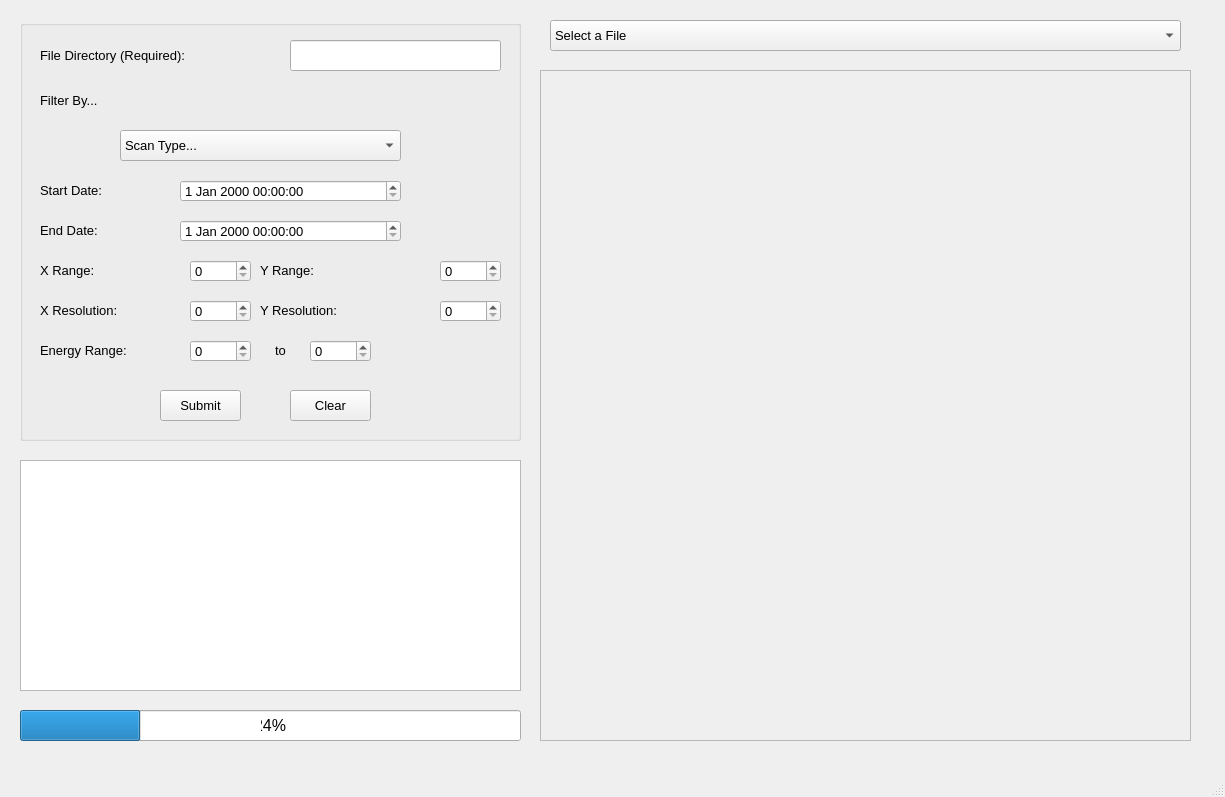
Old version of the form STXM_data_viewer.ui in the repository amy-remeshylo/STXM_data_viewer.
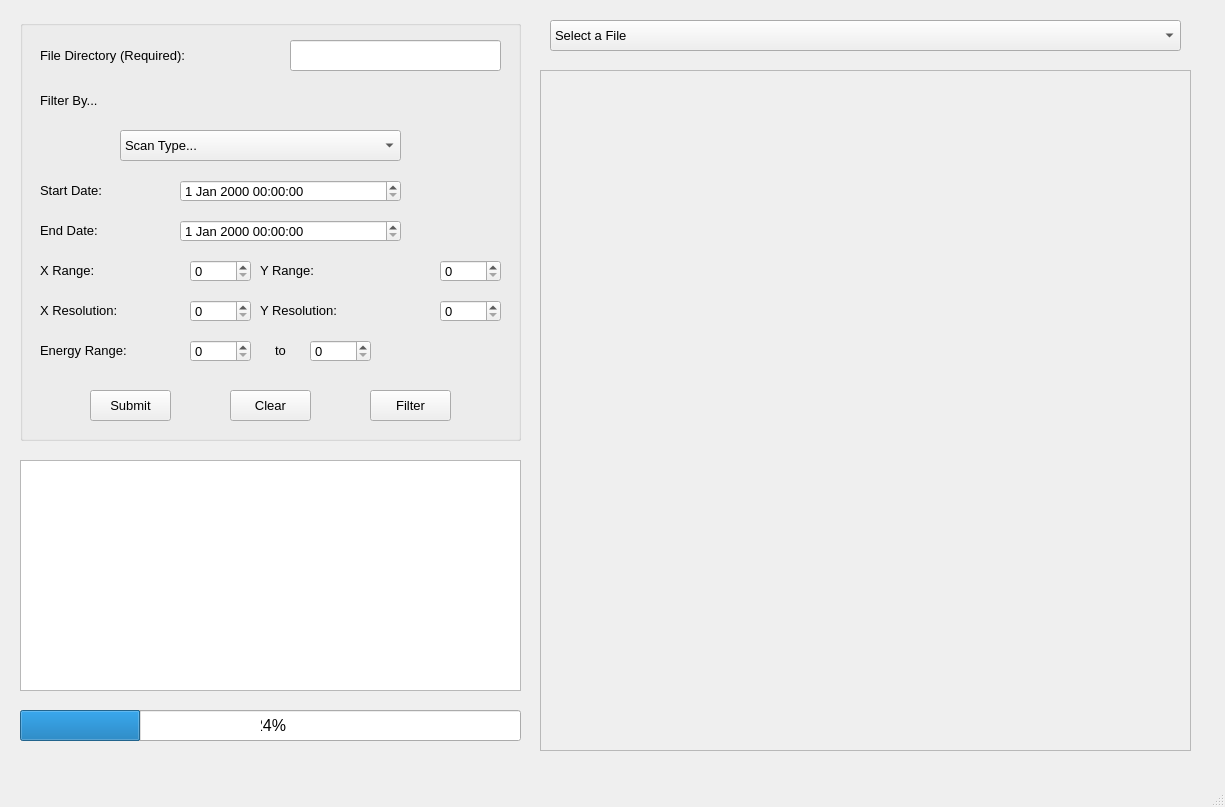
New version of the form. Icons and pictures are not drawn.

Commit message: definitions for hide and show filter information added. filter button added to ui

The edit to the form file:
```diff
--- a/STXM_data_viewer.ui
+++ b/STXM_data_viewer.ui
@@ -7,7 +7,7 @@
     <x>0</x>
     <y>0</y>
     <width>1225</width>
-    <height>797</height>
+    <height>807</height>
    </rect>
   </property>
   <property name="font">
@@ -309,7 +309,7 @@
     <widget class="QPushButton" name="submitBTN">
      <property name="geometry">
       <rect>
-       <x>140</x>
+       <x>70</x>
        <y>370</y>
        <width>81</width>
        <height>31</height>
@@ -345,7 +345,7 @@
     <widget class="QPushButton" name="clearBTN">
      <property name="geometry">
       <rect>
-       <x>270</x>
+       <x>210</x>
        <y>370</y>
        <width>81</width>
        <height>31</height>
@@ -355,6 +355,19 @@
       <string>Clear</string>
      </property>
     </widget>
+    <widget class="QPushButton" name="filterBTN">
+     <property name="geometry">
+      <rect>
+       <x>350</x>
+       <y>370</y>
+       <width>81</width>
+       <height>31</height>
+      </rect>
+     </property>
+     <property name="text">
+      <string>Filter</string>
+     </property>
+    </widget>
    </widget>
    <widget class="QFrame" name="frame">
     <property name="geometry">
@@ -362,7 +375,7 @@
       <x>540</x>
       <y>70</y>
       <width>651</width>
-      <height>671</height>
+      <height>681</height>
      </rect>
     </property>
     <property name="frameShape">
```
Left out of the diff: 6 changed lines with no effect on the pictures. The commit also changes 1 other file.
